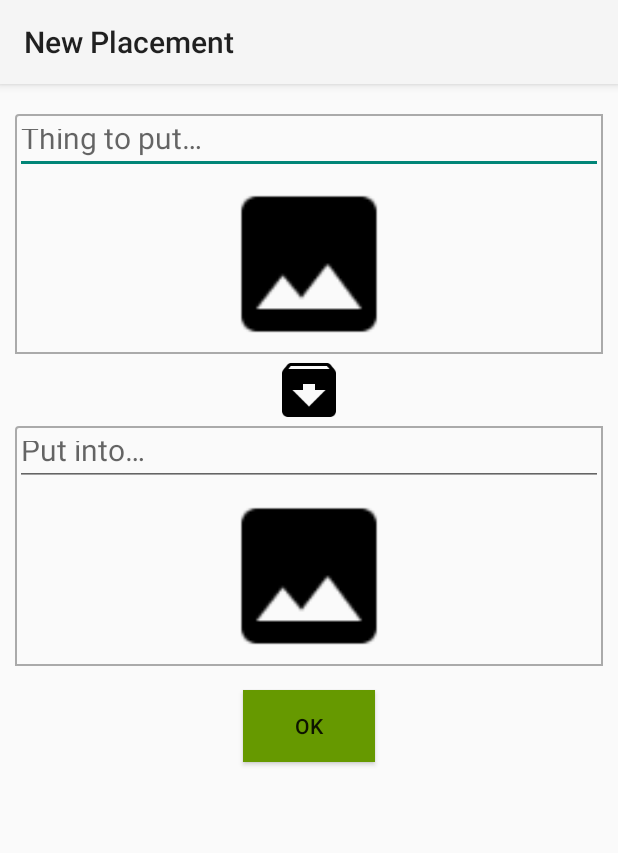
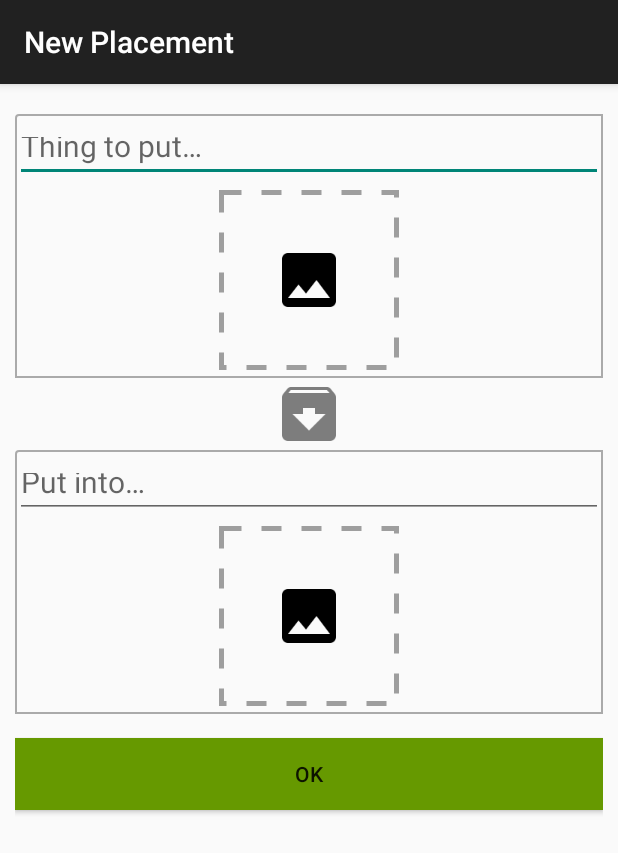
Before and after one commit to totrit/tidy, an Android app: the AddItemDialog screen opened directly, with no data from a screen before it, on a phone screen of 412 x 824 dp. Shown: the top 853 px of the screen. Run offline under Robolectric (Android 15) with nearby library versions, the phone set to English and light mode, and no system bars.

Commit message:
change theme and some ui optim.

```diff
--- a/app/build.gradle
+++ b/app/build.gradle
@@ -13,10 +13,10 @@ android {
     }
     defaultConfig {
         applicationId "com.totrit.tidy"
-        minSdkVersion 13
+        minSdkVersion 9
         targetSdkVersion 21
         versionCode 1
-        versionName "1.0"
+        versionName "0.1"
     }
 
     signingConfigs {
--- a/app/src/main/java/com/totrit/tidy/ui/AddItemDialog.java
+++ b/app/src/main/java/com/totrit/tidy/ui/AddItemDialog.java
@@ -1,5 +1,6 @@
 package com.totrit.tidy.ui;
 
+import android.content.Context;
 import android.content.Intent;
 import android.database.Cursor;
 import android.net.Uri;
@@ -9,6 +10,7 @@ import android.support.v7.app.ActionBarActivity;
 import android.text.Editable;
 import android.text.TextUtils;
 import android.view.View;
+import android.view.inputmethod.InputMethodManager;
 import android.widget.EditText;
 import android.widget.ImageButton;
 
@@ -153,6 +155,7 @@ public class AddItemDialog extends ActionBarActivity {
                     }
                     setObjectImage(null);
                 }
+                hideKeyboard();
             }
         });
     }
@@ -176,6 +179,7 @@ public class AddItemDialog extends ActionBarActivity {
                         mContainerDescEdit.setText(result.typedText);
                     }
                 }
+                hideKeyboard();
             }
         });
     }
@@ -251,4 +255,14 @@ public class AddItemDialog extends ActionBarActivity {
         volatile long usingExsitedContainerId = -1;
     }
 
+    private void hideKeyboard() {
+        // Check if no view has focus:
+        View view = this.getCurrentFocus();
+        if (view != null) {
+            view.clearFocus();
+            InputMethodManager inputManager = (InputMethodManager) this.getSystemService(Context.INPUT_METHOD_SERVICE);
+            inputManager.hideSoftInputFromWindow(view.getWindowToken(), 0);
+        }
+    }
+
 }
--- a/app/src/main/java/com/totrit/tidy/ui/MainActivity.java
+++ b/app/src/main/java/com/totrit/tidy/ui/MainActivity.java
@@ -41,7 +41,6 @@ public class MainActivity extends android.support.v7.app.ActionBarActivity {
         getSupportActionBar().setDisplayHomeAsUpEnabled(true);
         getSupportActionBar().setDisplayShowCustomEnabled(true);
         getSupportActionBar().setElevation(Utils.dp2px(getResources().getDimension(R.dimen.elev_action_bar), getResources()));
-        getSupportActionBar().setBackgroundDrawable(new ColorDrawable(getResources().getColor(R.color.color_primary_dark)));
     }
 
     @Override
--- /dev/null
+++ b/app/src/main/res/drawable-xhdpi/new_image_outline.xml
@@ -0,0 +1,8 @@
+<?xml version="1.0" encoding="utf-8"?>
+<shape xmlns:android="http://schemas.android.com/apk/res/android"
+    android:shape="rectangle" >
+    <stroke android:width="3dp" android:color="#9E9E9E" android:dashWidth="20px" android:dashGap="20px"/>
+    <size
+        android:width="120dp"
+        android:height="120dp" />
+    </shape>
--- a/app/src/main/res/layout/activity_new_item_dialog.xml
+++ b/app/src/main/res/layout/activity_new_item_dialog.xml
@@ -6,7 +6,7 @@
     <LinearLayout
         android:orientation="vertical"
         android:layout_width="match_parent"
-        android:layout_height="wrap_content"
+        android:layout_height="match_parent"
         android:gravity="center"
         android:padding="10dp"
         android:focusableInTouchMode="true">
@@ -24,22 +24,26 @@
                 android:textSize="20sp"
                 android:hint="@string/hint_object_desc"
                 android:id="@+id/objectDesc"
-                android:enabled="true"/>
+                android:enabled="true"
+                android:layout_marginTop="@dimen/little_span"/>
 
             <ImageButton
                 android:layout_width="120dp"
                 android:layout_height="120dp"
+                android:layout_margin="@dimen/little_span"
                 android:text="@string/button_add_image"
                 android:id="@+id/objectImage"
                 android:adjustViewBounds="true"
-                android:background="@drawable/ic_image_placeholder"
-                android:focusableInTouchMode="true"/>
+                android:focusableInTouchMode="true"
+                android:background="@drawable/new_image_outline"
+                android:src="@drawable/ic_image_placeholder"/>
         </LinearLayout>
         <ImageView
             android:layout_width="wrap_content"
             android:layout_height="wrap_content"
             android:layout_gravity="center"
-            android:background="@drawable/ic_archive_black_48dp"/>
+            android:background="@drawable/ic_archive_black_48dp"
+            android:alpha="0.5"/>
         <LinearLayout
             android:layout_width="match_parent"
             android:layout_height="wrap_content"
@@ -53,25 +57,29 @@
                 android:textSize="20sp"
                 android:hint="@string/hint_target_desc"
                 android:id="@+id/containerDesc"
-                android:enabled="true"/>
+                android:enabled="true"
+                android:layout_marginTop="@dimen/little_span"/>
 
             <ImageButton
                 android:layout_width="120dp"
                 android:layout_height="120dp"
+                android:layout_margin="@dimen/little_span"
                 android:text="@string/button_add_image"
                 android:id="@+id/containerImage"
                 android:adjustViewBounds="true"
-                android:background="@drawable/ic_image_placeholder"
-                android:focusableInTouchMode="true"/>
+                android:focusableInTouchMode="true"
+                android:background="@drawable/new_image_outline"
+                android:src="@drawable/ic_image_placeholder"/>
         </LinearLayout>
 
         <Button
-            android:layout_width="wrap_content"
+            android:layout_width="match_parent"
             android:layout_height="wrap_content"
             android:text="@string/done"
             android:id="@+id/button_confirm"
             android:layout_marginTop="16dp"
-            android:layout_marginBottom="10dp"
+            android:layout_marginBottom="5dp"
+            android:layout_gravity="center_horizontal|bottom"
             android:background="@color/holo_darker_green"/>
         </LinearLayout>
 
--- a/app/src/main/res/menu/menu_main.xml
+++ b/app/src/main/res/menu/menu_main.xml
@@ -3,11 +3,11 @@
     xmlns:tools="http://schemas.android.com/tools"
     tools:context=".MainActivity">
     <item android:id="@+id/action_search"
-        android:icon="@drawable/ic_search"
+        android:icon="@drawable/ic_search_white_48dp"
         android:title="@string/action_search"
         tidy:showAsAction="ifRoom" />
     <item android:id="@+id/action_new"
-        android:icon="@drawable/ic_new_placement"
+        android:icon="@drawable/ic_note_add_white_48dp"
         android:title="@string/action_new"
         tidy:showAsAction="ifRoom" />
     <!--
--- a/app/src/main/res/values/styles.xml
+++ b/app/src/main/res/values/styles.xml
@@ -1,17 +1,10 @@
 <resources>
 
     <!-- Base application theme. -->
-    <style name="AppTheme" parent="Theme.AppCompat.Light">
+    <style name="AppTheme" parent="Theme.AppCompat.Light.DarkActionBar">
         <!-- Customize your theme here. -->
         <item name="android:listDivider">@drawable/list_divider</item>
         <item name="android:homeAsUpIndicator">@drawable/ic_arrow_back_white_24dp</item>
-        <item name="android:actionBarStyle">@style/AppTheme.ActionBarStyle</item>
-    </style>
-    <style name="AppTheme.ActionBarStyle" parent="@style/Widget.AppCompat.ActionBar">
-        <item name="android:titleTextStyle">@style/AppTheme.ActionBarStyle.TitleTextStyle</item>
-    </style>
-    <style name="AppTheme.ActionBarStyle.TitleTextStyle" parent="@style/TextAppearance.AppCompat.Widget.ActionBar.Title">
-        <item name="android:textColor">@android:color/white</item>
     </style>
 
     <!-- elevations -->
```
Also changed, not shown: app/src/main/res/drawable-xhdpi/ic_note_add_white_48dp.png (added), app/src/main/res/drawable-xhdpi/ic_search_white_48dp.png (added), 2 other files.
